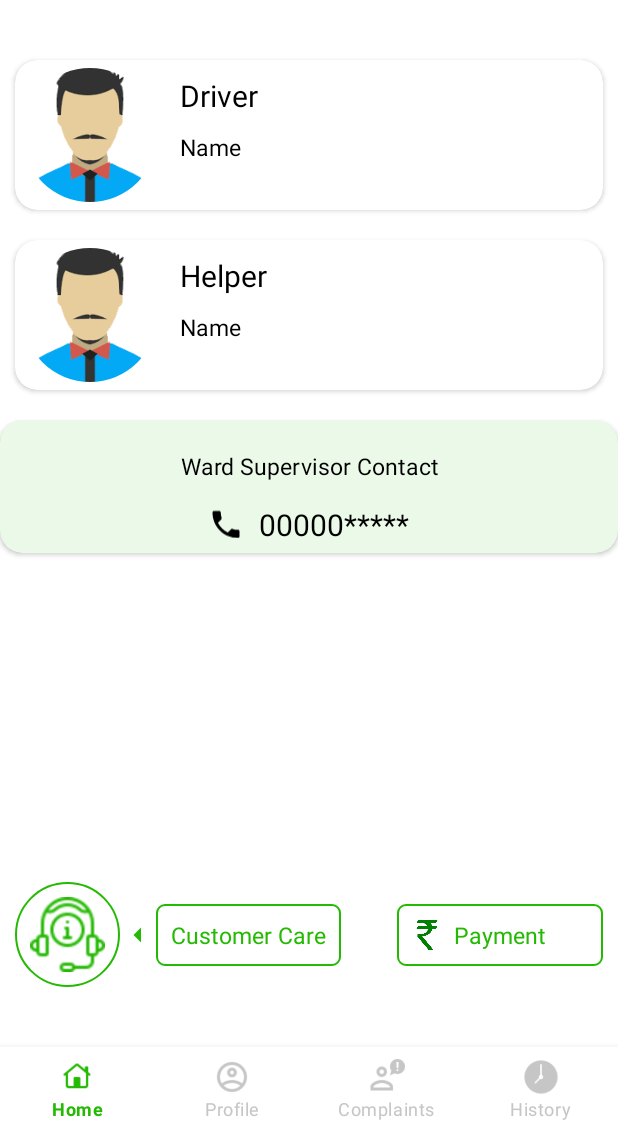
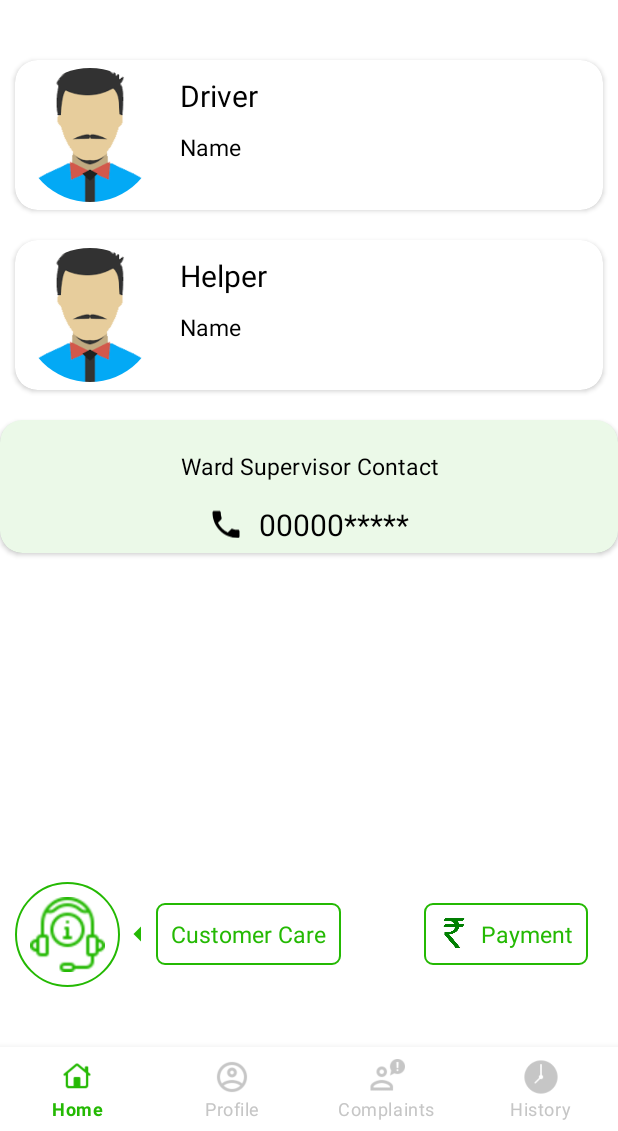
Before and after one commit to bharat-sonant/Malviyanagar-Jaipur-SWM, an Android app: the HomePage screen opened directly, with no data from a screen before it, on a phone screen of 412 x 824 dp, the part 105-1236 px from its top. Run offline under Robolectric (Android 15) with nearby library versions, the phone set to English and light mode, and no system bars; our stand-ins replace CircleImageView, Firebase (no records; nobody signed in at launch, a user with empty details on screens opened directly); pictures from the network do not load; Roboto replaces fonts that are not available here.

Commit message:
code commit

```diff
--- a/Code/app/build.gradle
+++ b/Code/app/build.gradle
@@ -10,8 +10,8 @@ android {
         applicationId "com.vCare.malviyanagarjaipurmsw"
         minSdk 21
         targetSdk 33
-        versionCode 3
-        versionName "1.0.1.0"
+        versionCode 6
+        versionName "1.0.1.2"
 
         testInstrumentationRunner "androidx.test.runner.AndroidJUnitRunner"
     }
--- a/Code/app/src/main/AndroidManifest.xml
+++ b/Code/app/src/main/AndroidManifest.xml
@@ -19,9 +19,9 @@
         android:allowBackup="false"
         android:dataExtractionRules="@xml/data_extraction_rules"
         android:fullBackupContent="@xml/backup_rules"
-        android:icon="@mipmap/ic_launcher"
+        android:icon="@drawable/malviya"
         android:label="@string/app_name"
-        android:roundIcon="@mipmap/ic_launcher_round"
+        android:roundIcon="@drawable/malviya"
         android:supportsRtl="true"
         android:theme="@style/Theme.CitizenApp"
         tools:replace="android:allowBackup"
@@ -66,6 +66,7 @@
             android:resource="@array/preloaded_fonts" />
 
         <service android:name="com.vCare.malviyanagarjaipurmsw.MyServices" />
+
         <service
             android:name="com.vCare.malviyanagarjaipurmsw.Notification"
             android:enabled="true"
@@ -74,6 +75,7 @@
                 <action android:name="com.google.firebase.MESSAGING_EVENT" />
             </intent-filter>
         </service>
+
     </application>
 
 </manifest>
--- a/Code/app/src/main/java/com/vCare/malviyanagarjaipurmsw/Const.java
+++ b/Code/app/src/main/java/com/vCare/malviyanagarjaipurmsw/Const.java
@@ -1,6 +1,6 @@
 package com.vCare.malviyanagarjaipurmsw;
 
 public class Const {
-//    static String path = "https://jaipur-malviyanagar.firebaseio.com/";
-    static String path = "https://dtdnavigatortesting.firebaseio.com/";
+    static String path = "https://jaipur-malviyanagar.firebaseio.com/";
+//    static String path = "https://dtdnavigatortesting.firebaseio.com/";
 }
--- a/Code/app/src/main/java/com/vCare/malviyanagarjaipurmsw/Fragments/PaymentHistoryFragment.java
+++ b/Code/app/src/main/java/com/vCare/malviyanagarjaipurmsw/Fragments/PaymentHistoryFragment.java
@@ -36,8 +36,8 @@ public class PaymentHistoryFragment extends Fragment {
         webViewContainer.getSettings().setJavaScriptEnabled(true);
         webViewContainer.getSettings().setJavaScriptCanOpenWindowsAutomatically(true);
         webViewContainer.getSettings().setDomStorageEnabled(true);
-        webViewContainer.loadUrl("https://wevois-qa-ccavenue.web.app/");
-//        webViewContainer.loadUrl("https://ccavenuemalviyanagar.web.app/");
+//        webViewContainer.loadUrl("https://wevois-qa-ccavenue.web.app/");
+        webViewContainer.loadUrl("https://ccavenuemalviyanagar.web.app/");
         return view;
     }
     private static class MyWebViewClient extends WebViewClient{
--- a/Code/app/src/main/java/com/vCare/malviyanagarjaipurmsw/MainScreen.java
+++ b/Code/app/src/main/java/com/vCare/malviyanagarjaipurmsw/MainScreen.java
@@ -1,6 +1,7 @@
 package com.vCare.malviyanagarjaipurmsw;
 
 import android.app.AlertDialog;
+import android.content.Intent;
 import android.content.SharedPreferences;
 import android.os.Bundle;
 import android.view.MenuItem;
@@ -35,6 +36,7 @@ public class MainScreen extends AppCompatActivity implements BottomNavigationVie
 
     }
 
+
     HomePage homePage = new HomePage();
     ProfilePage profilePage = new ProfilePage();
     ComplainPage complainPage = new ComplainPage();
--- a/Code/app/src/main/java/com/vCare/malviyanagarjaipurmsw/MyServices.java
+++ b/Code/app/src/main/java/com/vCare/malviyanagarjaipurmsw/MyServices.java
@@ -23,8 +23,10 @@ public class MyServices extends Service {
     @Override
     public void onCreate() {
         Notification notification = new Notification();
+//        NotificationService notificationService = new NotificationService();
         if (Build.VERSION.SDK_INT >= Build.VERSION_CODES.O) {
             startForeground(1,notification );
+//            startForeground(1,notificationService);
         }
         super.onCreate();
     }
--- a/Code/app/src/main/java/com/vCare/malviyanagarjaipurmsw/SplashScreen.java
+++ b/Code/app/src/main/java/com/vCare/malviyanagarjaipurmsw/SplashScreen.java
@@ -20,7 +20,6 @@ import com.google.android.gms.tasks.Task;
 import com.google.android.play.core.appupdate.AppUpdateInfo;
 import com.google.android.play.core.appupdate.AppUpdateManager;
 import com.google.android.play.core.appupdate.AppUpdateManagerFactory;
-
 import com.google.android.play.core.appupdate.AppUpdateOptions;
 import com.google.android.play.core.install.model.AppUpdateType;
 import com.google.android.play.core.install.model.UpdateAvailability;
@@ -38,7 +37,6 @@ public class SplashScreen extends AppCompatActivity {
     SharedPreferences preferences;
     DatabaseReference reference;
     String link, support;
-
     public static final int UPDATE_CODE = 100;
     AppUpdateManager appUpdateManager;
     SharedPreferences.Editor editor;
@@ -52,6 +50,7 @@ public class SplashScreen extends AppCompatActivity {
         editor = preferences.edit();
         reference = FirebaseDatabase.getInstance(Const.path).getReference();
         editor.putString("PATH", Const.path).commit();
+
 
         if (isOnline()) {
             getSupport();
--- a/Code/app/src/main/res/layout/fragment_home_page.xml
+++ b/Code/app/src/main/res/layout/fragment_home_page.xml
@@ -251,12 +251,13 @@
             app:layout_constraintTop_toBottomOf="@+id/cardView"
             android:visibility="gone"/>
 
-        <androidx.constraintlayout.widget.ConstraintLayout
+        <RelativeLayout
             android:id="@+id/constraintLayout"
             android:layout_width="wrap_content"
             android:layout_height="wrap_content"
             android:layout_marginBottom="30dp"
             android:padding="10dp"
+            android:gravity="center"
             app:layout_constraintBottom_toBottomOf="parent"
             app:layout_constraintStart_toStartOf="parent">
 
@@ -276,6 +277,8 @@
                 android:layout_width="wrap_content"
                 android:layout_height="wrap_content"
                 android:src="@drawable/ic_baseline_arrow_left_24"
+                android:layout_toRightOf="@+id/customerCare"
+                android:layout_centerInParent="true"
                 app:layout_constraintBottom_toBottomOf="@id/customerCare"
                 app:layout_constraintStart_toEndOf="@id/customerCare"
                 app:layout_constraintTop_toTopOf="@id/customerCare"
@@ -286,26 +289,24 @@
                 android:layout_height="wrap_content"
                 android:background="@drawable/backgroundstroke"
                 android:padding="10dp"
-                android:text="@string/customer_care"
+                android:layout_toRightOf="@+id/leftArrow"
+                android:text="Customer Care"
                 android:textColor="@color/green"
                 android:textSize="15sp"
+                android:layout_centerInParent="true"
                 app:layout_constraintBottom_toBottomOf="@id/customerCare"
                 app:layout_constraintStart_toEndOf="@id/leftArrow"
                 app:layout_constraintTop_toTopOf="@id/customerCare" />
 
-        </androidx.constraintlayout.widget.ConstraintLayout>
-
-
-        <androidx.constraintlayout.widget.ConstraintLayout
+            <RelativeLayout
                 android:id="@+id/btn_pay_history"
                 android:layout_width="wrap_content"
                 android:layout_height="wrap_content"
                 android:layout_marginEnd="10dp"
+                android:layout_centerInParent="true"
+                android:layout_alignParentEnd="true"
                 android:background="@drawable/backgroundstroke"
-            android:padding="10dp"
-            app:layout_constraintBottom_toBottomOf="@+id/constraintLayout"
-            app:layout_constraintEnd_toEndOf="parent"
-            app:layout_constraintTop_toTopOf="@+id/constraintLayout">
+                android:padding="10dp">
 
                 <ImageView
                     android:id="@+id/pay_img"
@@ -322,15 +323,18 @@
                     android:id="@+id/paymentText"
                     android:layout_width="wrap_content"
                     android:layout_height="wrap_content"
-                android:text="@string/payment_history"
+                    android:text="Payment"
                     android:textColor="@color/green"
                     android:textSize="15sp"
+                    android:layout_toRightOf="@+id/pay_img"
                     app:layout_constraintBottom_toBottomOf="parent"
                     app:layout_constraintEnd_toEndOf="parent"
                     app:layout_constraintStart_toStartOf="parent"
                     app:layout_constraintTop_toTopOf="parent" />
 
-        </androidx.constraintlayout.widget.ConstraintLayout>
+            </RelativeLayout>
+
+        </RelativeLayout>
 
     </androidx.constraintlayout.widget.ConstraintLayout>
 
```
Also changed, not shown: Code/app/src/main/java/com/vCare/malviyanagarjaipurmsw/FcmNotificationsSender.java (added, +85 -0 lines), Code/app/src/main/java/com/vCare/malviyanagarjaipurmsw/Fragments/HomePage.java (+86 -1 lines), Code/app/src/main/java/com/vCare/malviyanagarjaipurmsw/Login_Page.java (+39 -1 lines), Code/app/src/main/java/com/vCare/malviyanagarjaipurmsw/Notification.java (+36 -25 lines). Lines whose indentation alone changed are shown as unchanged.
